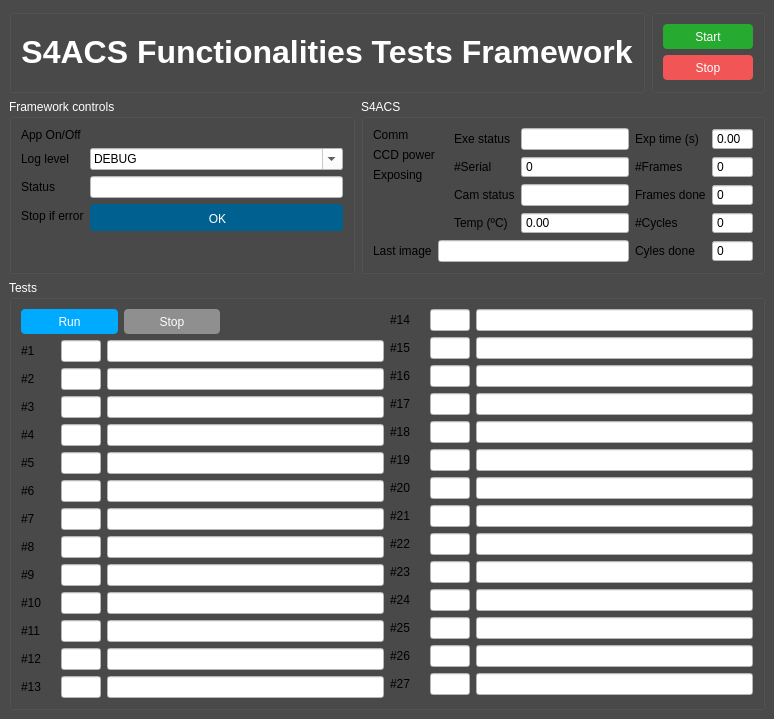
dev-LNA/S4CSTP, file func_tests/gui/gui.ui: the form before one commit.
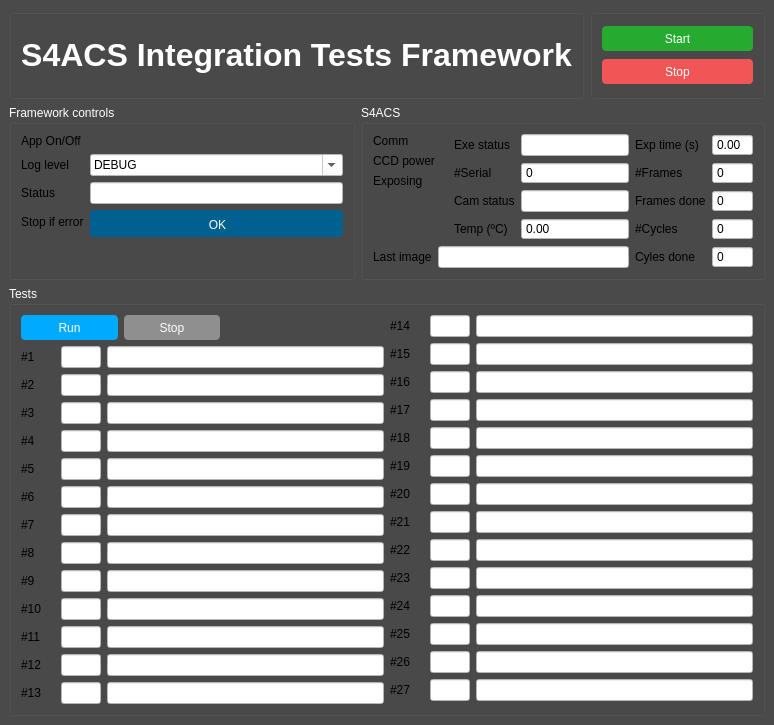
The form after the commit.

The edit to the form file:
```diff
--- a/func_tests/gui/gui.ui
+++ b/func_tests/gui/gui.ui
@@ -7,7 +7,7 @@
     <x>0</x>
     <y>0</y>
     <width>774</width>
-    <height>719</height>
+    <height>725</height>
    </rect>
   </property>
   <property name="palette">
@@ -1000,7 +1000,7 @@
          <item>
           <widget class="QLabel" name="label">
            <property name="text">
-            <string>&lt;html&gt;&lt;head/&gt;&lt;body&gt;&lt;p align=&quot;center&quot;&gt;&lt;span style=&quot; font-size:24pt; font-weight:600; color:#ffffff;&quot;&gt;S4ACS Functionalities Tests Framework&lt;/span&gt;&lt;/p&gt;&lt;/body&gt;&lt;/html&gt;</string>
+            <string>&lt;html&gt;&lt;head/&gt;&lt;body&gt;&lt;p align=&quot;center&quot;&gt;&lt;span style=&quot; font-size:24pt; font-weight:600; color:#ffffff;&quot;&gt;S4ACS Integration Tests Framework&lt;/span&gt;&lt;/p&gt;&lt;/body&gt;&lt;/html&gt;</string>
            </property>
           </widget>
          </item>
```
